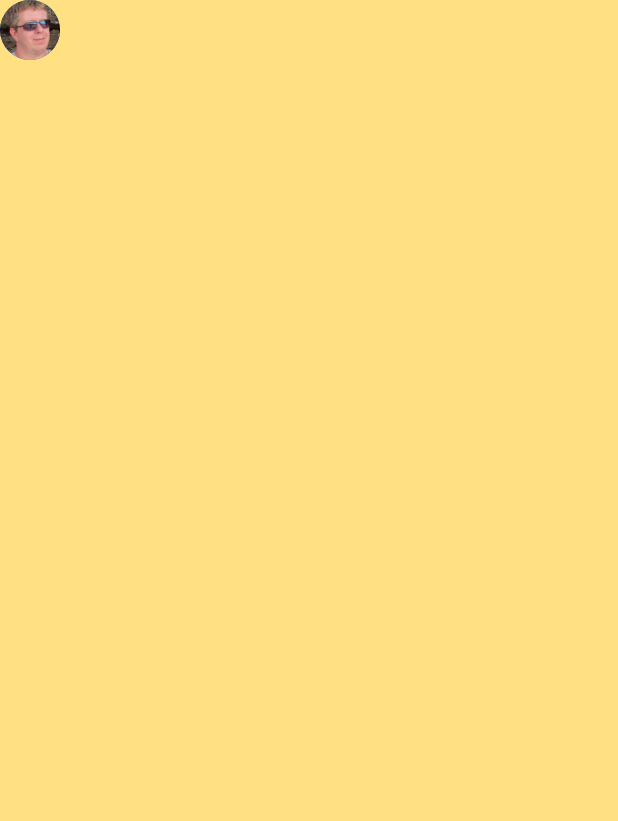
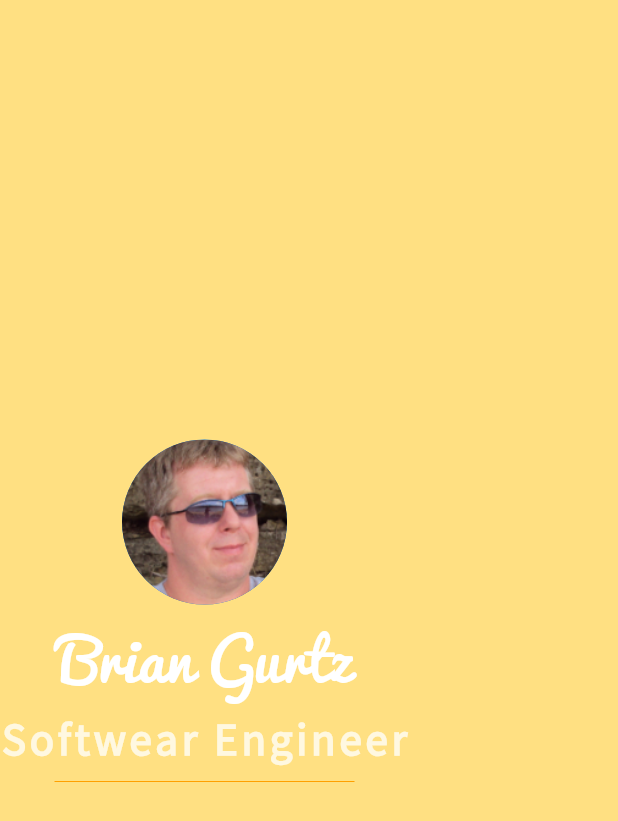
Before and after one commit to bgurtz/flutter_landing_page_with_contact, a Flutter app: the screen it shows after launch, on a phone screen of 412 x 824 dp. Shown: the top 821 px of the screen. Run offline on Flutter 3.47's test engine with Material 2 defaults, Android fonts, the phone set to English and light mode, and no system bars.

Commit message:
"Added text, divider, font styling"

```diff
--- a/lib/main.dart
+++ b/lib/main.dart
@@ -22,11 +22,37 @@ const Home({Key key}) : super(key: key);
       backgroundColor: Colors.amber[200],
       body: SafeArea(
         child: Column(
+          mainAxisAlignment: MainAxisAlignment.center,
           children: <Widget>[
             //Image.asset("assets/images/bg.jpg"),
             CircleAvatar(
+              radius: 55,
               backgroundImage: AssetImage("assets/images/bg.jpg"),
-            )
+            ),
+            Text("Brian Gurtz",
+              style: TextStyle(
+                fontSize: 40.0,
+                color: Colors.white,
+                //fontWeight: FontWeight.bold,
+                fontFamily: 'Pacifico',
+              ),
+            ),
+            Text("Softwear Engineer",
+              style: TextStyle(
+                fontSize: 30.0,
+                color: Colors.amber[50],
+                letterSpacing: 2.5,
+                fontWeight: FontWeight.bold,
+                fontFamily: 'Source Sans Pro',
+              ),
+            ),
+            SizedBox(
+              height: 20,
+              width: 200,
+              child: Divider(
+                color: Colors.amber[700],
+              ),
+            ),
           ],
         ),
       ),
```
Also changed, not shown: pubspec.yaml (+7 -3 lines), assets/fonts/Pacifico.ttf (added), assets/fonts/SourceSansPro-Regular.ttf (added).
